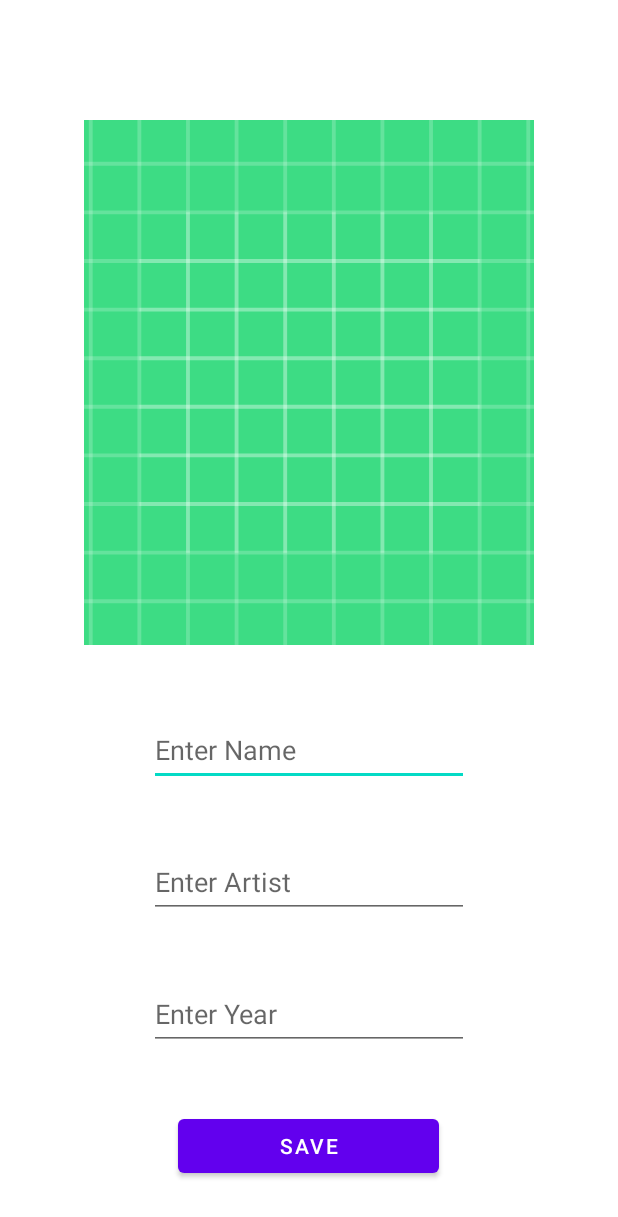
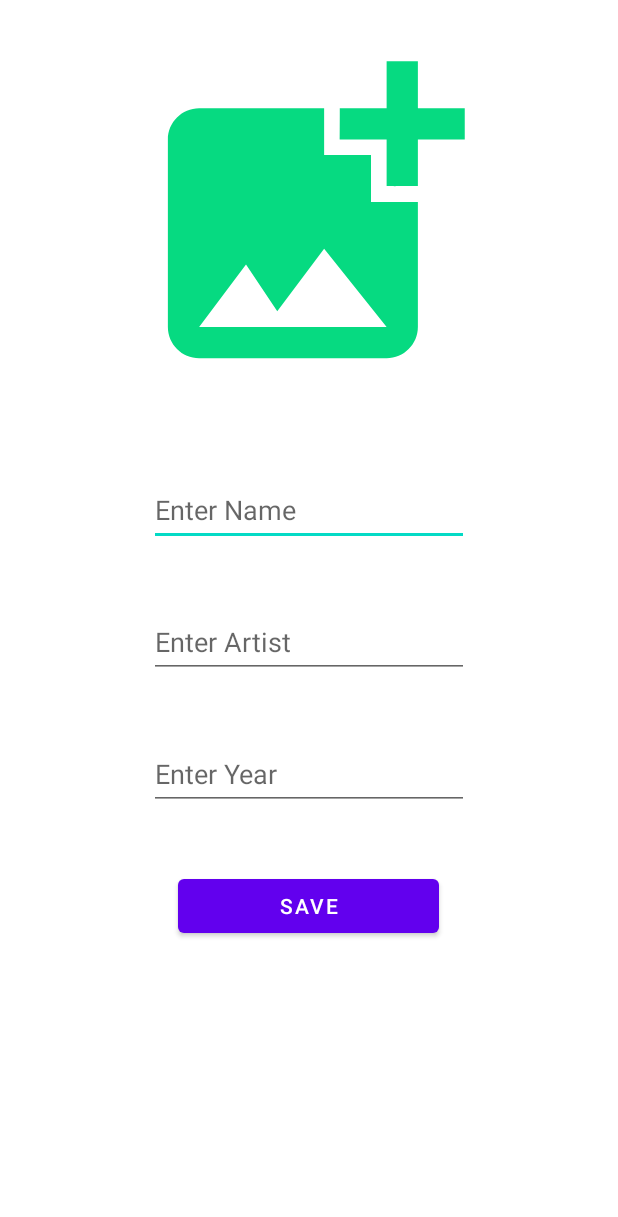
Before and after one commit to MustafaSertac/Search_Application, an Android app: the layout fragment_art_details.xml on its own in the app's theme, with its tools: preview values and no code run, on a phone screen of 412 x 824 dp. Shown: the top 1217 px of the screen. Run offline under Robolectric (Android 15) with nearby library versions, the phone set to English and light mode, and no system bars.

Commit message:
change photo

```diff
--- a/app/src/main/java/com/example/testapplication/util/Util.kt
+++ b/app/src/main/java/com/example/testapplication/util/Util.kt
@@ -2,7 +2,7 @@
 
 object Util {
 
-    const val API_KEY="YOU ENTER İT"
+    const val API_KEY="40431400-5b7ec9cacc71eb0c1e13ddb14"
     const val BASE_URL = "https://pixabay.com"
 
 }
--- /dev/null
+++ b/app/src/main/res/drawable/baseline_add_photo_alternate_24.xml
@@ -0,0 +1,5 @@
+<vector android:height="300dp" android:tint="#06DA81"
+    android:viewportHeight="24" android:viewportWidth="24"
+    android:width="300dp" xmlns:android="http://schemas.android.com/apk/res/android">
+    <path android:fillColor="@android:color/white" android:pathData="M19,7v2.99s-1.99,0.01 -2,0L17,7h-3s0.01,-1.99 0,-2h3L17,2h2v3h3v2h-3zM16,11L16,8h-3L13,5L5,5c-1.1,0 -2,0.9 -2,2v12c0,1.1 0.9,2 2,2h12c1.1,0 2,-0.9 2,-2v-8h-3zM5,19l3,-4 2,3 3,-4 4,5L5,19z"/>
+</vector>
--- a/app/src/main/res/layout/fragment_art_details.xml
+++ b/app/src/main/res/layout/fragment_art_details.xml
@@ -9,16 +9,16 @@
     android:layout_gravity="center">
 
     <ImageView
-        android:layout_marginTop="80dp"
+
         android:layout_gravity="center"
-
+android:layout_marginTop="20dp"
         android:id="@+id/artImageView"
-        android:layout_width="300dp"
-        android:layout_height="350dp"
+        android:layout_width="250dp"
+        android:layout_height="250dp"
 
         android:layout_marginBottom="26dp"
         android:scaleType="centerCrop"
-        android:src="@drawable/ic_launcher_background"
+        android:src="@drawable/baseline_add_photo_alternate_24"
 
 
          />
```
